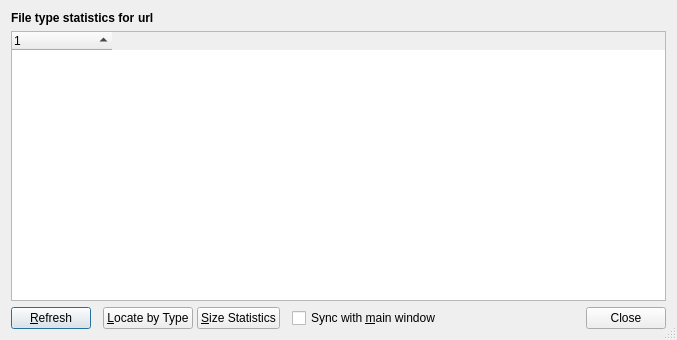
This is src/file-type-stats-window.ui in Lithopsian/qt6dirstat as Qt 5 draws it before an edit. The edited form follows.
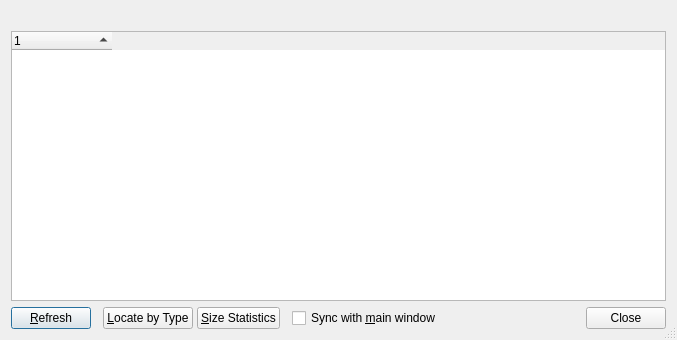
This is the edited form. Icons and pictures are not drawn.

Commit message: Improved management of long labels in dialogs

Diff of the .ui file:
```diff
--- a/src/file-type-stats-window.ui
+++ b/src/file-type-stats-window.ui
@@ -18,37 +18,14 @@
   </property>
   <layout class="QVBoxLayout" name="verticalLayout">
    <item>
-    <layout class="QHBoxLayout" name="horizontalLayout_3" stretch="0,1">
-     <property name="spacing">
-      <number>0</number>
-     </property>
-     <item>
-      <widget class="QLabel" name="heading">
+    <widget class="QLabel" name="headingLabel">
        <property name="font">
         <font>
          <weight>75</weight>
          <bold>true</bold>
         </font>
        </property>
-       <property name="text">
-        <string>File type statistics for </string>
-       </property>
-      </widget>
-     </item>
-     <item>
-      <widget class="QLabel" name="headingUrl">
-       <property name="font">
-        <font>
-         <weight>75</weight>
-         <bold>true</bold>
-        </font>
-       </property>
-       <property name="text">
-        <string>url</string>
-       </property>
-      </widget>
-     </item>
-    </layout>
+    </widget>
    </item>
    <item>
     <widget class="QTreeWidget" name="treeWidget">
```
Lines whose indentation alone changed are shown as unchanged. The commit also changes 9 other files.
